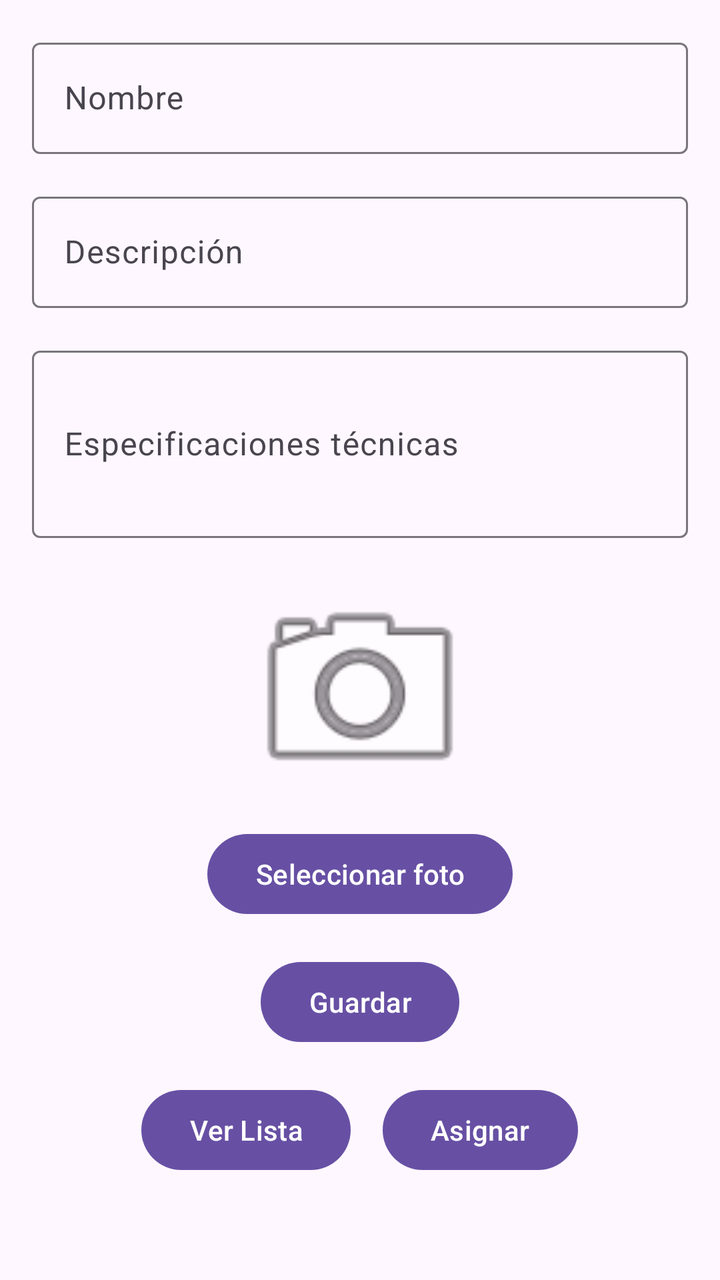
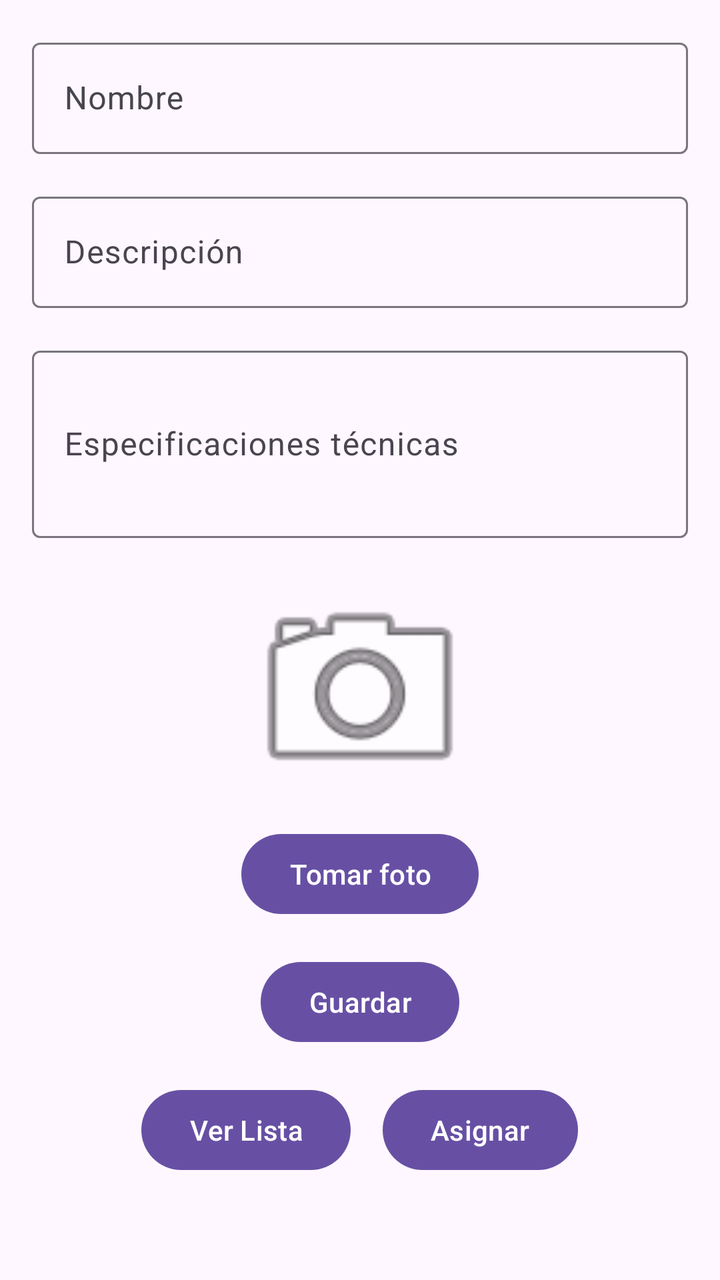

An Android layout rendered at two revisions. The XML below is the earlier revision; the diff shows what the commit changed to produce the second picture.
<!-- AndroidManifest.xml: application theme Theme.Herramientas -->
<!-- res/layout/fragment_first.xml -->
<?xml version="1.0" encoding="utf-8"?>
<androidx.core.widget.NestedScrollView xmlns:android="http://schemas.android.com/apk/res/android"
    xmlns:app="http://schemas.android.com/apk/res-auto"
    xmlns:tools="http://schemas.android.com/tools"
    android:layout_width="match_parent"
    android:layout_height="match_parent"
    tools:context=".FirstFragment">

    <LinearLayout
        android:layout_width="match_parent"
        android:layout_height="wrap_content"
        android:orientation="vertical"
        android:padding="16dp">

        <com.google.android.material.textfield.TextInputLayout
            android:id="@+id/nombre_layout"
            android:layout_width="match_parent"
            android:layout_height="wrap_content"
            android:hint="Nombre">

            <com.google.android.material.textfield.TextInputEditText
                android:id="@+id/nombre_edit_text"
                android:layout_width="match_parent"
                android:layout_height="wrap_content" />

        </com.google.android.material.textfield.TextInputLayout>

        <com.google.android.material.textfield.TextInputLayout
            android:id="@+id/descripcion_layout"
            android:layout_width="match_parent"
            android:layout_height="wrap_content"
            android:layout_marginTop="16dp"
            android:hint="Descripción">

            <com.google.android.material.textfield.TextInputEditText
                android:id="@+id/descripcion_edit_text"
                android:layout_width="match_parent"
                android:layout_height="wrap_content" />

        </com.google.android.material.textfield.TextInputLayout>

        <com.google.android.material.textfield.TextInputLayout
            android:id="@+id/especificaciones_layout"
            android:layout_width="match_parent"
            android:layout_height="wrap_content"
            android:layout_marginTop="16dp"
            android:hint="Especificaciones técnicas">

            <com.google.android.material.textfield.TextInputEditText
                android:id="@+id/especificaciones_edit_text"
                android:layout_width="match_parent"
                android:layout_height="wrap_content"
                android:minLines="3"/>

        </com.google.android.material.textfield.TextInputLayout>

        <ImageView
            android:id="@+id/foto_image_view"
            android:layout_width="120dp"
            android:layout_height="120dp"
            android:layout_gravity="center_horizontal"
            android:layout_marginTop="16dp"
            android:src="@android:drawable/ic_menu_camera"
            android:contentDescription="Foto de la herramienta"
            app:srcCompat="@android:drawable/ic_menu_camera" />

        <Button
            android:id="@+id/seleccionar_foto_button"
            android:layout_width="wrap_content"
            android:layout_height="wrap_content"
            android:layout_gravity="center_horizontal"
            android:layout_marginTop="8dp"
            android:text="Seleccionar foto" />

        <Button
            android:id="@+id/guardar_button"
            android:layout_width="wrap_content"
            android:layout_height="wrap_content"
            android:layout_gravity="center_horizontal"
            android:layout_marginTop="16dp"
            android:text="Guardar" />

        <LinearLayout
            android:layout_width="match_parent"
            android:layout_height="wrap_content"
            android:orientation="horizontal"
            android:gravity="center_horizontal"
            android:layout_marginTop="16dp">

            <Button
                android:id="@+id/ver_lista_button"
                android:layout_width="wrap_content"
                android:layout_height="wrap_content"
                android:text="Ver Lista" />

            <Button
                android:id="@+id/asignar_herramienta_button"
                android:layout_width="wrap_content"
                android:layout_height="wrap_content"
                android:layout_marginStart="16dp"
                android:text="Asignar" />

        </LinearLayout>

    </LinearLayout>
</androidx.core.widget.NestedScrollView>
<!-- resources referenced by this layout -->
<resources>
  <style name="Theme.Herramientas" parent="Base.Theme.Herramientas" />
  <style name="Base.Theme.Herramientas" parent="Theme.Material3.DayNight.NoActionBar">
          
          
      </style>
</resources>

<!-- the commit's change to res/layout/fragment_first.xml (unified diff, before → after) -->
@@ -70,7 +70,7 @@
             android:layout_height="wrap_content"
             android:layout_gravity="center_horizontal"
             android:layout_marginTop="8dp"
-            android:text="Seleccionar foto" />
+            android:text="Tomar foto" />
 
         <Button
             android:id="@+id/guardar_button"
